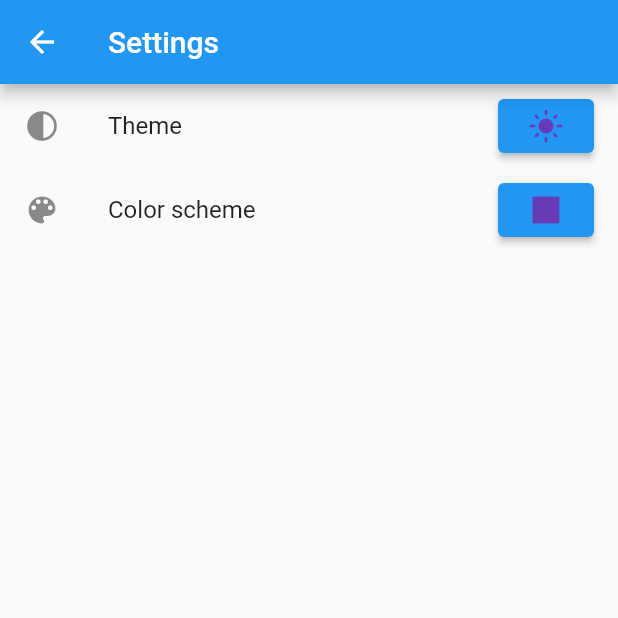
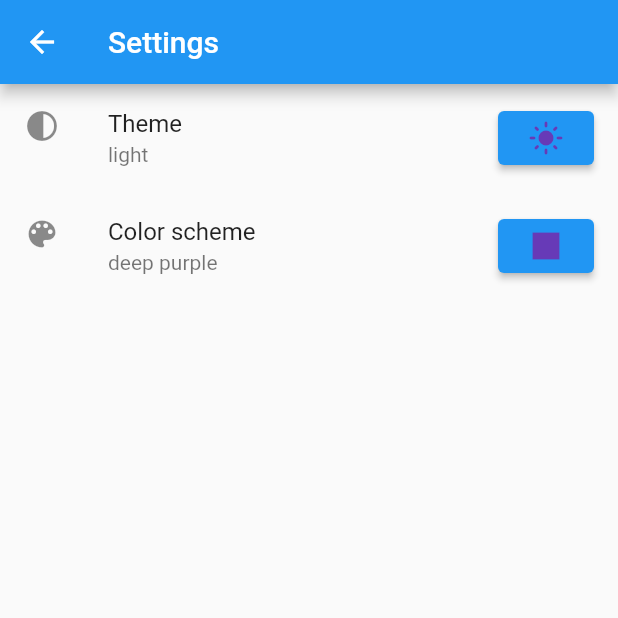
Before and after one commit to gzaber/employer_details, a Flutter app: the SettingsPage screen opened directly, on a phone screen of 412 x 824 dp, the top half of it. Run offline on Flutter 3.47's test engine with Material 2 defaults, Android fonts, the phone set to English and light mode, and no system bars; our stand-ins replace equatable, file, file_picker, flutter_bloc, isar, share_plus and 1 more; accounts and stored records are empty; generated files the repository leaves out were written again; statements that could not run were skipped.

Commit message:
add info about type of theme and color scheme

```diff
--- a/lib/settings/view/settings_page.dart
+++ b/lib/settings/view/settings_page.dart
@@ -25,6 +25,9 @@ class SettingsPage extends StatelessWidget {
         children: [
           ListTile(
             title: const Text('Theme'),
+            subtitle: settingsState.isDarkTheme
+                ? const Text('dark')
+                : const Text('light'),
             leading: const Icon(Icons.contrast),
             trailing: ElevatedButton(
               key: const Key('settingsPageToggleThemeButtonKey'),
@@ -39,6 +42,8 @@ class SettingsPage extends StatelessWidget {
           ),
           ListTile(
             title: const Text('Color scheme'),
+            subtitle: Text(
+                AppColors.colors[settingsState.colorSchemeCode] ?? 'unknown'),
             leading: const Icon(Icons.color_lens),
             trailing: ElevatedButton(
               key: const Key('settingsPageSelectColorButtonKey'),
@@ -47,7 +52,7 @@ class SettingsPage extends StatelessWidget {
                   context,
                   title: 'Select color',
                   declineButtonText: 'Cancel',
-                  colors: AppColors.colors,
+                  colors: AppColors.colors.keys.map((c) => Color(c)).toList(),
                 ).then((color) {
                   if (color != null) {
                     context
--- a/packages/app_ui/lib/src/colors/app_colors.dart
+++ b/packages/app_ui/lib/src/colors/app_colors.dart
@@ -1,25 +1,25 @@
 import 'package:flutter/material.dart';
 
 abstract class AppColors {
-  static const colors = [
-    Colors.pink,
-    Colors.red,
-    Colors.deepOrange,
-    Colors.orange,
-    Colors.amber,
-    Colors.yellow,
-    Colors.lime,
-    Colors.lightGreen,
-    Colors.green,
-    Colors.teal,
-    Colors.cyan,
-    Colors.lightBlue,
-    Colors.blue,
-    Colors.indigo,
-    Colors.purple,
-    Colors.deepPurple,
-    Colors.blueGrey,
-    Colors.brown,
-    Colors.grey,
-  ];
+  static final colors = {
+    Colors.pink.value: 'pink',
+    Colors.red.value: 'red',
+    Colors.deepOrange.value: 'deep orange',
+    Colors.orange.value: 'orange',
+    Colors.amber.value: 'amber',
+    Colors.yellow.value: 'yellow',
+    Colors.lime.value: 'lime',
+    Colors.lightGreen.value: 'light green',
+    Colors.green.value: 'green',
+    Colors.teal.value: 'teal',
+    Colors.cyan.value: 'cyan',
+    Colors.lightBlue.value: 'light blue',
+    Colors.blue.value: 'blue',
+    Colors.indigo.value: 'indigo',
+    Colors.purple.value: 'purple',
+    Colors.deepPurple.value: 'deep purple',
+    Colors.blueGrey.value: 'blue grey',
+    Colors.brown.value: 'brown',
+    Colors.grey.value: 'grey',
+  };
 }
```
Also changed, not shown: 1 other file.
